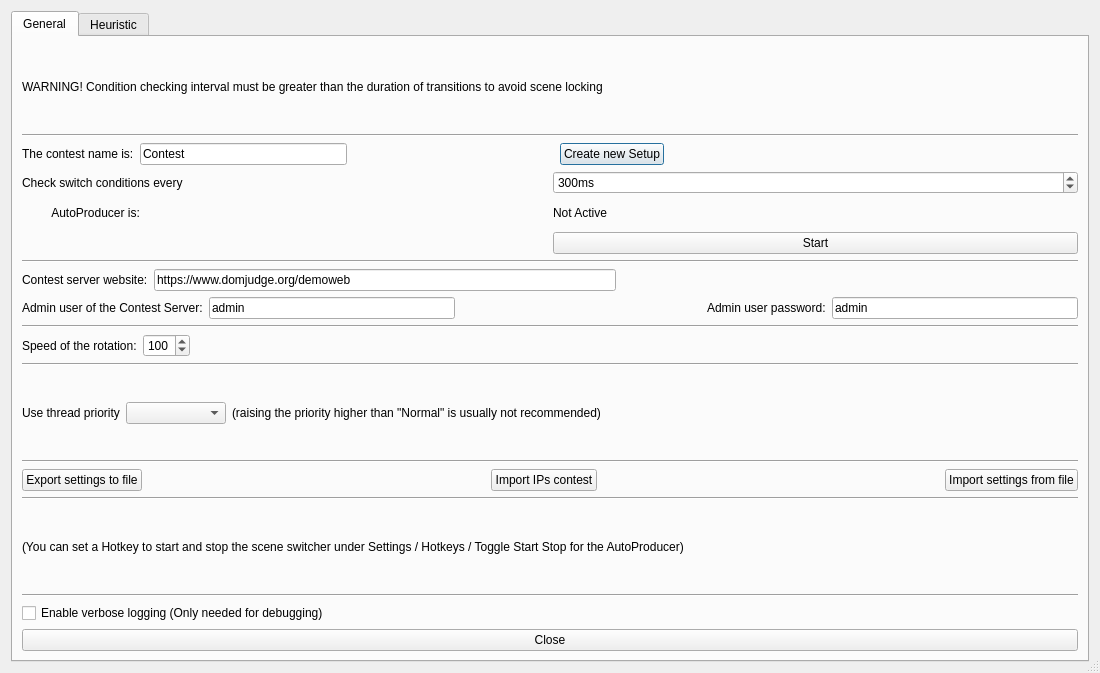
Bryshot/TFG, file forms/advanced-scene-switcher.ui: the form before one commit.
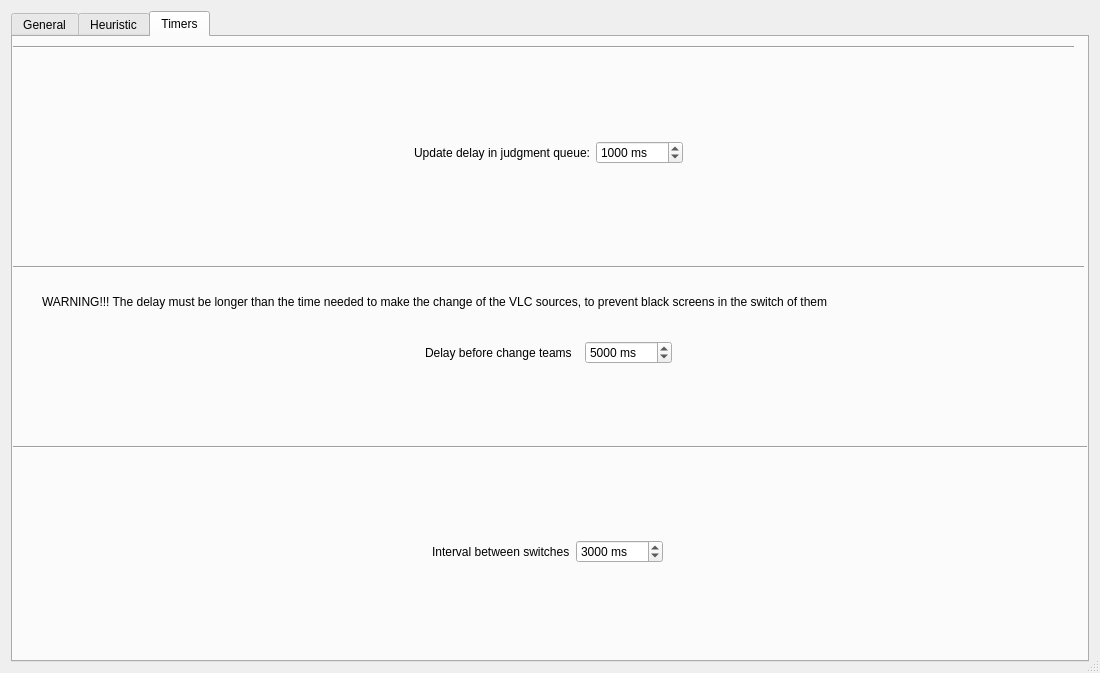
The form after the commit. The open tabs and pages were chosen to show the change.

Diff of the .ui file:
```diff
--- a/forms/advanced-scene-switcher.ui
+++ b/forms/advanced-scene-switcher.ui
@@ -45,17 +45,6 @@
        <string notr="true">General</string>
       </attribute>
       <layout class="QVBoxLayout" name="verticalLayout_2">
-       <item>
-        <layout class="QHBoxLayout" name="horizontalLayout_41">
-         <item>
-          <widget class="QLabel" name="label_63">
-           <property name="text">
-            <string>WARNING! Condition checking interval must be greater than the duration of transitions to avoid scene locking</string>
-           </property>
-          </widget>
-         </item>
-        </layout>
-       </item>
        <item>
         <widget class="Line" name="line_6">
          <property name="orientation">
@@ -137,50 +126,21 @@
         <layout class="QGridLayout" name="gridLayout_4">
          <item row="0" column="0">
           <layout class="QGridLayout" name="gridLayout_2">
-           <item row="1" column="1">
+           <item row="0" column="1">
             <widget class="QLabel" name="pluginRunningText">
              <property name="text">
               <string notr="true">Not Active</string>
              </property>
             </widget>
            </item>
-           <item row="0" column="1">
-            <widget class="QSpinBox" name="checkInterval">
-             <property name="minimumSize">
-              <size>
-               <width>100</width>
-               <height>0</height>
-              </size>
-             </property>
-             <property name="suffix">
-              <string notr="true">ms</string>
-             </property>
-             <property name="minimum">
-              <number>50</number>
-             </property>
-             <property name="maximum">
-              <number>20000</number>
-             </property>
-             <property name="value">
-              <number>300</number>
-             </property>
-            </widget>
-           </item>
-           <item row="0" column="0">
-            <widget class="QLabel" name="label_4">
-             <property name="text">
-              <string>Check switch conditions every</string>
-             </property>
-            </widget>
-           </item>
-           <item row="2" column="1">
+           <item row="1" column="1">
             <widget class="QPushButton" name="toggleStartButton">
              <property name="text">
               <string>Start</string>
              </property>
             </widget>
            </item>
-           <item row="1" column="0">
+           <item row="0" column="0">
             <widget class="QLabel" name="label_5">
              <property name="text">
               <string>         AutoProducer is:</string>
@@ -861,6 +821,252 @@
        </item>
       </layout>
      </widget>
+     <widget class="QWidget" name="timerTab">
+      <attribute name="title">
+       <string>Timers</string>
+      </attribute>
+      <widget class="QWidget" name="horizontalLayoutWidget">
+       <property name="geometry">
+        <rect>
+         <x>10</x>
+         <y>10</y>
+         <width>1051</width>
+         <height>211</height>
+        </rect>
+       </property>
+       <layout class="QHBoxLayout" name="horizontalLayout_3">
+        <property name="spacing">
+         <number>6</number>
+        </property>
+        <property name="sizeConstraint">
+         <enum>QLayout::SetDefaultConstraint</enum>
+        </property>
+        <item>
+         <spacer name="horizontalSpacer">
+          <property name="orientation">
+           <enum>Qt::Horizontal</enum>
+          </property>
+          <property name="sizeHint" stdset="0">
+           <size>
+            <width>40</width>
+            <height>20</height>
+           </size>
+          </property>
+         </spacer>
+        </item>
+        <item>
+         <widget class="QLabel" name="label_12">
+          <property name="text">
+           <string>Update delay in judgment queue:</string>
+          </property>
+         </widget>
+        </item>
+        <item>
+         <widget class="QSpinBox" name="delayJudgments">
+          <property name="suffix">
+           <string> ms</string>
+          </property>
+          <property name="prefix">
+           <string/>
+          </property>
+          <property name="maximum">
+           <number>100000</number>
+          </property>
+          <property name="value">
+           <number>1000</number>
+          </property>
+         </widget>
+        </item>
+        <item>
+         <spacer name="horizontalSpacer_6">
+          <property name="orientation">
+           <enum>Qt::Horizontal</enum>
+          </property>
+          <property name="sizeHint" stdset="0">
+           <size>
+            <width>40</width>
+            <height>20</height>
+           </size>
+          </property>
+         </spacer>
+        </item>
+       </layout>
+      </widget>
+      <widget class="QWidget" name="horizontalLayoutWidget_2">
+       <property name="geometry">
+        <rect>
+         <x>10</x>
+         <y>230</y>
+         <width>1051</width>
+         <height>171</height>
+        </rect>
+       </property>
+       <layout class="QHBoxLayout" name="horizontalLayout_8">
+        <item>
+         <spacer name="horizontalSpacer_27">
+          <property name="orientation">
+           <enum>Qt::Horizontal</enum>
+          </property>
+          <property name="sizeHint" stdset="0">
+           <size>
+            <width>40</width>
+            <height>20</height>
+           </size>
+          </property>
+         </spacer>
+        </item>
+        <item>
+         <widget class="QLabel" name="label_14">
+          <property name="text">
+           <string>Delay before change teams  </string>
+          </property>
+         </widget>
+        </item>
+        <item>
+         <widget class="QSpinBox" name="delayIp">
+          <property name="suffix">
+           <string> ms</string>
+          </property>
+          <property name="maximum">
+           <number>100000</number>
+          </property>
+          <property name="value">
+           <number>5000</number>
+          </property>
+         </widget>
+        </item>
+        <item>
+         <spacer name="horizontalSpacer_7">
+          <property name="orientation">
+           <enum>Qt::Horizontal</enum>
+          </property>
+          <property name="sizeHint" stdset="0">
+           <size>
+            <width>40</width>
+            <height>20</height>
+           </size>
+          </property>
+         </spacer>
+        </item>
+       </layout>
+      </widget>
+      <widget class="Line" name="line_9">
+       <property name="geometry">
+        <rect>
+         <x>-3</x>
+         <y>400</y>
+         <width>1081</width>
+         <height>20</height>
+        </rect>
+       </property>
+       <property name="orientation">
+        <enum>Qt::Horizontal</enum>
+       </property>
+      </widget>
+      <widget class="Line" name="line_11">
+       <property name="geometry">
+        <rect>
+         <x>-10</x>
+         <y>220</y>
+         <width>1081</width>
+         <height>20</height>
+        </rect>
+       </property>
+       <property name="orientation">
+        <enum>Qt::Horizontal</enum>
+       </property>
+      </widget>
+      <widget class="Line" name="line_12">
+       <property name="geometry">
+        <rect>
+         <x>0</x>
+         <y>0</y>
+         <width>1061</width>
+         <height>20</height>
+        </rect>
+       </property>
+       <property name="orientation">
+        <enum>Qt::Horizontal</enum>
+       </property>
+      </widget>
+      <widget class="QWidget" name="horizontalLayoutWidget_3">
+       <property name="geometry">
+        <rect>
+         <x>9</x>
+         <y>419</y>
+         <width>1051</width>
+         <height>191</height>
+        </rect>
+       </property>
+       <layout class="QHBoxLayout" name="horizontalLayout_9">
+        <item>
+         <spacer name="horizontalSpacer_9">
+          <property name="orientation">
+           <enum>Qt::Horizontal</enum>
+          </property>
+          <property name="sizeHint" stdset="0">
+           <size>
+            <width>40</width>
+            <height>20</height>
+           </size>
+          </property>
+         </spacer>
+        </item>
+        <item>
+         <widget class="QLabel" name="label_15">
+          <property name="text">
+           <string>Interval between switches</string>
+          </property>
+         </widget>
+        </item>
+        <item>
+         <widget class="QSpinBox" name="checkInterval">
+          <property name="suffix">
+           <string> ms</string>
+          </property>
+          <property name="maximum">
+           <number>100000</number>
+          </property>
+          <property name="value">
+           <number>3000</number>
+          </property>
+         </widget>
+        </item>
+        <item>
+         <spacer name="horizontalSpacer_21">
+          <property name="orientation">
+           <enum>Qt::Horizontal</enum>
+          </property>
+          <property name="sizeHint" stdset="0">
+           <size>
+            <width>40</width>
+            <height>20</height>
+           </size>
+          </property>
+         </spacer>
+        </item>
+       </layout>
+      </widget>
+      <widget class="QWidget" name="horizontalLayoutWidget_4">
+       <property name="geometry">
+        <rect>
+         <x>29</x>
+         <y>249</y>
+         <width>1021</width>
+         <height>31</height>
+        </rect>
+       </property>
+       <layout class="QHBoxLayout" name="horizontalLayout_13">
+        <item>
+         <widget class="QLabel" name="label_4">
+          <property name="text">
+           <string>WARNING!!! The delay must be longer than the time needed to make the change of the VLC sources, to prevent black screens in the switch of them</string>
+          </property>
+         </widget>
+        </item>
+       </layout>
+      </widget>
+     </widget>
     </widget>
    </item>
   </layout>
```
Left out of the diff: 28 changed lines with no effect on the pictures.
